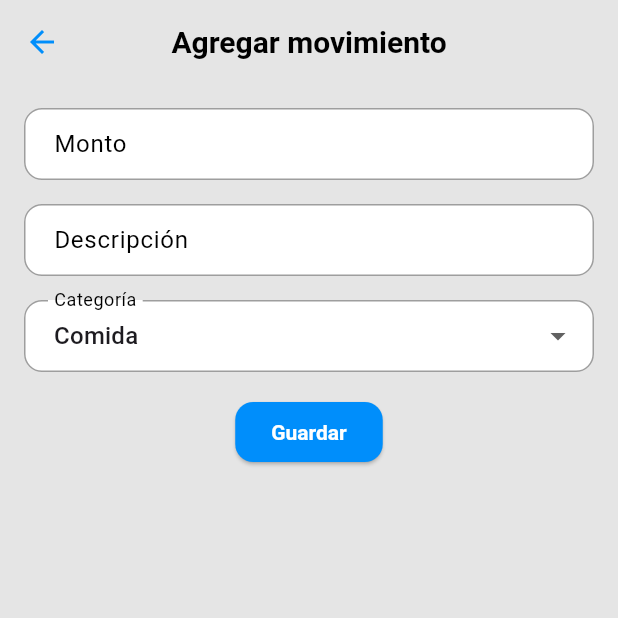
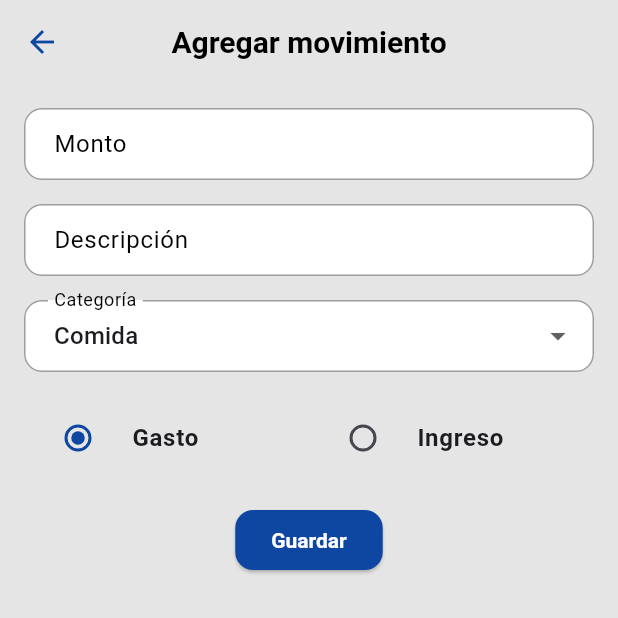
Before and after one commit to FerxhoDev/ControlGastos, a Flutter app: the screen it shows after launch, after a tap on "Agregar movimiento", on a phone screen of 412 x 824 dp, the top half of it. Run offline on Flutter 3.47's test engine with Material 3 defaults, Android fonts, the light colour scheme and no system bars; our stand-ins replace fl_chart.

Commit message:
Transactions Model and provider functions add

```diff
--- a/lib/models/transaction.dart
+++ b/lib/models/transaction.dart
@@ -5,12 +5,17 @@ class Transaction {
   final String category;
   final double amount;
   final TransactionType type;
+  final String description;
   final DateTime date;
 
   Transaction(
-      {required this.id,
-      required this.category,
-      required this.amount,
-      required this.type,
-      required this.date});
+    {
+    required this.id,
+    required this.category,
+    required this.amount,
+    required this.type,
+    required this.description,
+    required this.date
+    }
+  );
 }
--- a/lib/provider/transaction_provider.dart
+++ b/lib/provider/transaction_provider.dart
@@ -0,0 +1,20 @@
+import 'package:flutter/material.dart';
+import 'package:gestapp/models/transaction.dart';
+
+class TransactionProvider with ChangeNotifier{
+
+  final List<Transaction> _transactions = [];
+
+
+  List<Transaction> get transactions => _transactions;
+
+  void addTransaction(Transaction transaction){
+    _transactions.add(transaction);
+    notifyListeners();
+  }
+
+  void removeTransaction(Transaction transaction){
+    _transactions.removeWhere((transaction) => transaction.id == transaction.id);
+    notifyListeners();
+  }
+}
--- a/lib/screens/summary_screen.dart
+++ b/lib/screens/summary_screen.dart
@@ -1,6 +1,7 @@
 import 'package:flutter/material.dart';
 import 'package:gestapp/models/expense_data.dart';
 import 'package:gestapp/screens/transaction_form_screen.dart';
+import 'package:gestapp/screens/transaction_history_screen.dart';
 import 'package:gestapp/widgets/expense_chart.dart';
 
 class SummaryScreen extends StatelessWidget {
@@ -29,7 +30,19 @@ class SummaryScreen extends StatelessWidget {
           child: Column(
             crossAxisAlignment: CrossAxisAlignment.start,
             children: [
-              const Text('Resumen de movimientos', style: TextStyle(fontWeight: FontWeight.bold),),
+              Row(
+                children: [
+                  const Text('Resumen de movimientos', style: TextStyle(fontWeight: FontWeight.bold),),
+                  const Spacer(),
+                  IconButton(
+                    onPressed: () {
+                      // ir a TransactionHistoryScreen
+                      Navigator.push(context, MaterialPageRoute(builder: (context) => const TransactionHistoryScreen()));
+                    },
+                    icon: const Icon(Icons.history),
+                  ),
+                ],
+              ),
               const SizedBox(height: 10),
               const Card(
                 child: ListTile(
--- a/lib/screens/transaction_form_screen.dart
+++ b/lib/screens/transaction_form_screen.dart
@@ -1,4 +1,8 @@
 import 'package:flutter/material.dart';
+import 'package:gestapp/models/transaction.dart';
+import 'package:gestapp/provider/transaction_provider.dart';
+import 'package:provider/provider.dart';
+import 'package:uuid/uuid.dart';
 
 class TransactionFormScreen extends StatefulWidget {
   const TransactionFormScreen({super.key});
@@ -8,12 +12,12 @@ class TransactionFormScreen extends StatefulWidget {
 }
 
 class _TransactionFormScreenState extends State<TransactionFormScreen> {
-
   final _formKey = GlobalKey<FormState>();
   final _amountController = TextEditingController();
   final _descriptionController = TextEditingController();
 
   String _selectedCategory = 'Comida';
+  TransactionType _selectedType = TransactionType.expense;
 
   final List<String> _categories = [
     'Comida',
@@ -23,7 +27,6 @@ class _TransactionFormScreenState extends State<TransactionFormScreen> {
     'Entretenimiento',
     'Otros'
   ];
-
 
   @override
   Widget build(BuildContext context) {
@@ -45,8 +48,7 @@ class _TransactionFormScreenState extends State<TransactionFormScreen> {
                     labelText: 'Monto',
                     hintText: '0.00',
                     border: OutlineInputBorder(
-                    borderRadius: BorderRadius.circular(12.0)
-                  ),
+                        borderRadius: BorderRadius.circular(12.0)),
                   ),
                   keyboardType: TextInputType.number,
                   validator: (value) {
@@ -89,23 +91,67 @@ class _TransactionFormScreenState extends State<TransactionFormScreen> {
                   },
                 ),
                 const SizedBox(height: 16.0),
-
+                Row(
+                  children: [
+                    Expanded(
+                        child: RadioListTile(
+                      activeColor: Colors.blue[900],
+                      title: const Text(
+                        'Gasto',
+                        style: TextStyle(fontWeight: FontWeight.bold),
+                      ),
+                      value: TransactionType.expense,
+                      groupValue: _selectedType,
+                      onChanged: (TransactionType? value) {
+                        setState(() {
+                          _selectedType = value!;
+                        });
+                      },
+                    )),
+                    Expanded(
+                        child: RadioListTile(
+                      activeColor: Colors.blue[900],
+                      title: const Text(
+                        'Ingreso',
+                        style: TextStyle(fontWeight: FontWeight.bold),
+                      ),
+                      value: TransactionType.income,
+                      groupValue: _selectedType,
+                      onChanged: (TransactionType? value) {
+                        setState(() {
+                          _selectedType = value!;
+                        });
+                      },
+                    )),
+                  ],
+                ),
+                const SizedBox(height: 16.0),
                 Center(
                     child: ElevatedButton(
-                  child: const Text('Guardar', style: TextStyle(color: Colors.white),),
+                        child: const Text(
+                          'Guardar',
+                          style: TextStyle(color: Colors.white),
+                        ),
                         onPressed: () {
                           if (_formKey.currentState!.validate()) {
+                            final newTransaction = Transaction(
+                                id: const Uuid().v4(),
+                                category: _selectedCategory,
+                                amount: double.parse(_amountController.text),
+                                description: _descriptionController.text,
+                                type: _selectedType,
+                                date: DateTime.now());
+                            Provider.of<TransactionProvider>(context, listen: false)
+                                .addTransaction(newTransaction);
+
                             ScaffoldMessenger.of(context).showSnackBar(
-                        const SnackBar(content: Text('Guardando movimiento...'))
-                      );
+                                const SnackBar(
+                                    content: Text('Guardando movimiento...')));
                             Navigator.pop(context);
                           }
-                  }
-                )
-              )
+                        }))
               ],
-          )
-        ),
+            )),
       ),
     );
   }
--- a/lib/theme/app_theme.dart
+++ b/lib/theme/app_theme.dart
@@ -1,11 +1,8 @@
-import 'dart:ui';
-
 import 'package:flutter/material.dart';
-import 'package:flutter/widgets.dart';
 
 class AppTheme {
   //Colores principales de la aplicación
-  static const Color primaryColor = Color(0xFF008EFB);
+  static final Color? primaryColor = Colors.blue[900];
   static const Color accentColor = Color(0xFF00D4FF);
   static const Color backgroundColor = Color(0xFFE5E5E5);
   static const Color textFieldFocusedColor = Color.fromARGB(255, 1, 70, 199); // Color para el borde al enfocarse
@@ -15,10 +12,10 @@ class AppTheme {
     return ThemeData(
       primaryColor: primaryColor,
       scaffoldBackgroundColor: backgroundColor,
-      appBarTheme: const AppBarTheme(
+      appBarTheme: AppBarTheme(
         backgroundColor: backgroundColor,
         elevation: 0,
-        titleTextStyle: TextStyle(
+        titleTextStyle: const TextStyle(
           color: Colors.black,
           fontSize: 20,
           fontWeight: FontWeight.bold,
@@ -27,7 +24,7 @@ class AppTheme {
           color: primaryColor,
         ),
       ),
-      floatingActionButtonTheme: const FloatingActionButtonThemeData(
+      floatingActionButtonTheme: FloatingActionButtonThemeData(
         backgroundColor: primaryColor,
       ),
       elevatedButtonTheme: ElevatedButtonThemeData(
@@ -77,5 +74,6 @@ class AppTheme {
         contentPadding: const EdgeInsets.symmetric(horizontal: 16, vertical: 12),
       ),
     );
+
   }
 }
```
Also changed, not shown: lib/main.dart (+8 -1 lines), lib/screens/transaction_history_screen.dart (added, +94 -0 lines), pubspec.yaml (+3 -6 lines), pubspec.lock. Lines whose indentation alone changed are shown as unchanged.
